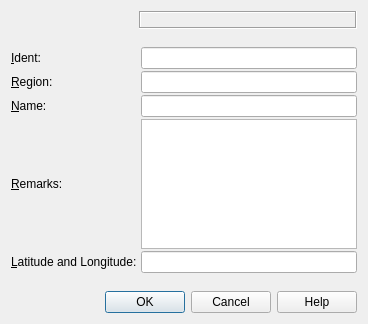
The window that src/route/userwaypointdialog.ui (albar965/littlenavmap) describes before a commit, drawn with Qt 5.
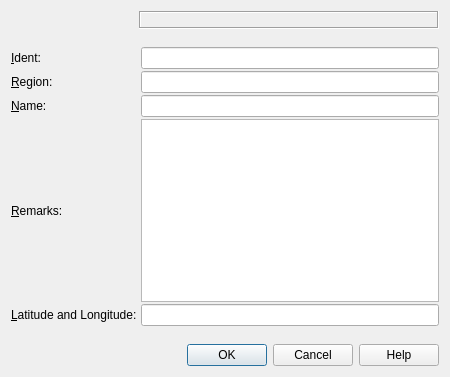
The same window after the commit.

```diff
--- a/src/route/userwaypointdialog.ui
+++ b/src/route/userwaypointdialog.ui
@@ -6,8 +6,8 @@
    <rect>
     <x>0</x>
     <y>0</y>
-    <width>368</width>
-    <height>324</height>
+    <width>450</width>
+    <height>377</height>
    </rect>
   </property>
   <property name="windowTitle">
```
